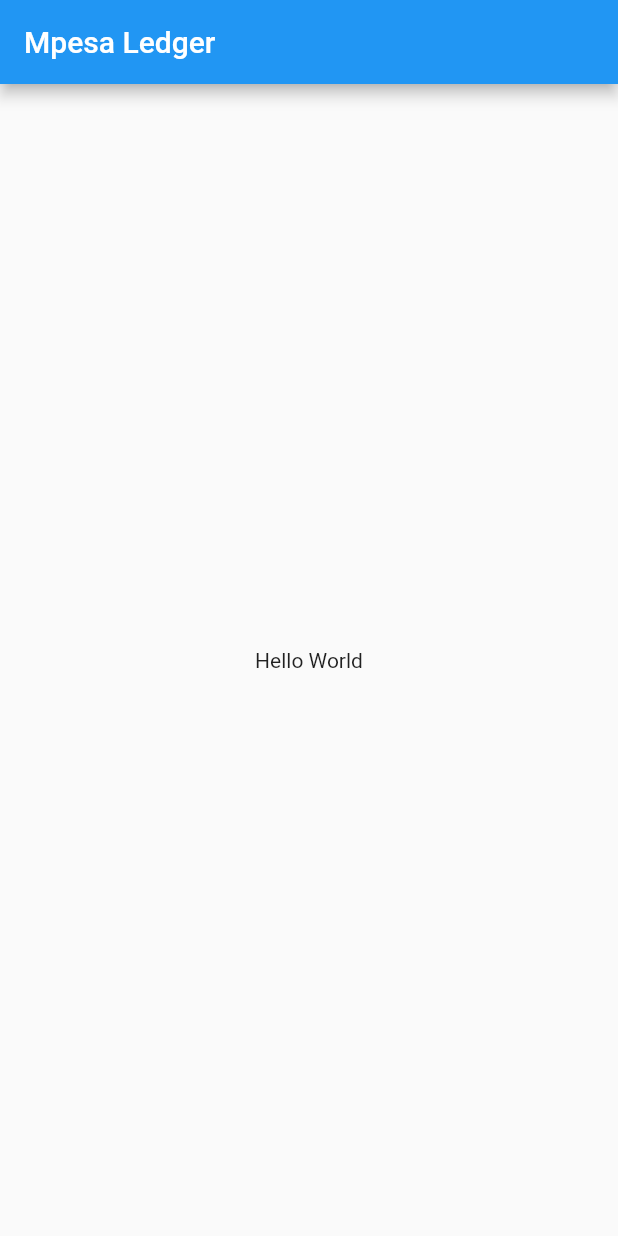
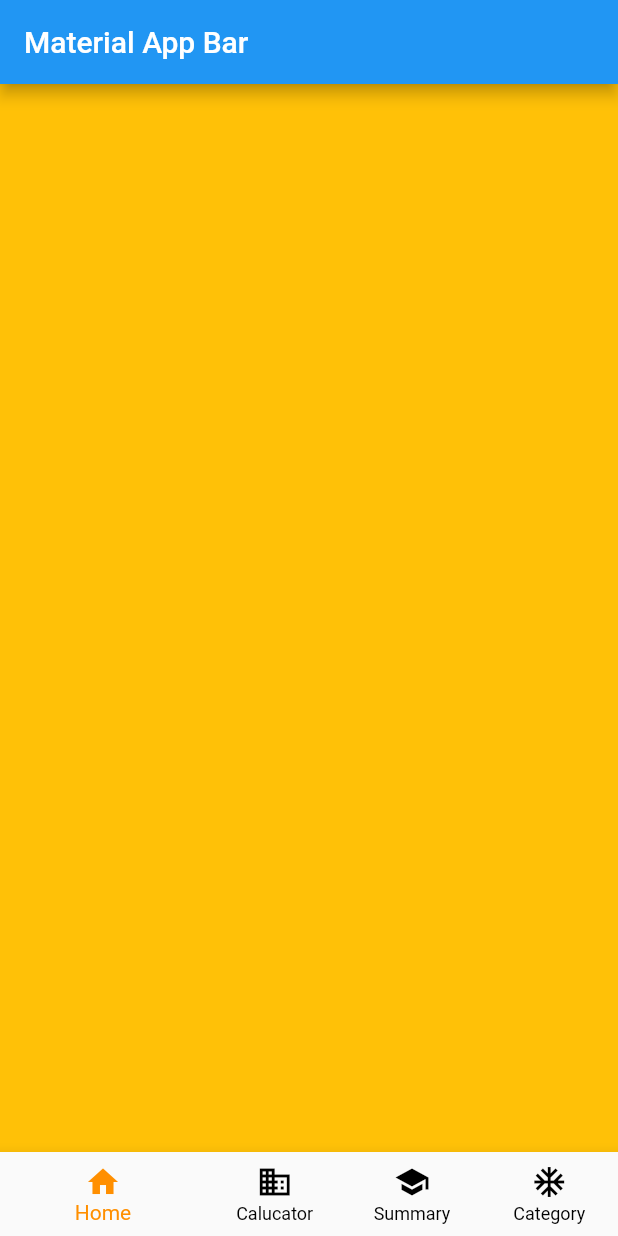
Before and after one commit to victormwenda/Mpesa-Ledger, a Flutter app: the screen it shows after launch, on a phone screen of 412 x 824 dp. Run offline on Flutter 3.47's test engine with Material 2 defaults, Android fonts, the phone set to English and light mode, and no system bars.

Commit message:
Made home, calculator, summary and category screens

```diff
--- a/lib/main.dart
+++ b/lib/main.dart
@@ -1,20 +1,28 @@
 import 'package:flutter/material.dart';
+import 'package:mpesa_ledger_flutter/screens/home/index.dart';
+import 'package:mpesa_ledger_flutter/widgets/bottom_navigation.dart';
 
 void main() => runApp(App());
 
 class App extends StatelessWidget {
+  final navigatorKey = GlobalKey<NavigatorState>();
+
   @override
   Widget build(BuildContext context) {
     return MaterialApp(
+      title: 'Material App',
       home: Scaffold(
         appBar: AppBar(
-          title: Text('Mpesa Ledger'),
+          title: Text('Material App Bar'),
         ),
-        body: Center(
-          child: Container(
-            child: Text('Hello World'),
-          ),
+        body: Navigator(
+          key: navigatorKey,
+          onGenerateRoute: (route) => MaterialPageRoute(
+                settings: route,
+                builder: (context) => Home(),
+              ),
         ),
+        bottomNavigationBar: BottomNavigationBarWidget(navigatorKey),
       ),
     );
   }
--- /dev/null
+++ b/lib/screens/home/index.dart
@@ -0,0 +1,23 @@
+import 'package:flutter/material.dart';
+import 'package:mpesa_ledger_flutter/screens/calculator/index.dart';
+import 'package:mpesa_ledger_flutter/widgets/bottom_navigation.dart';
+
+class Home extends StatefulWidget {
+  @override
+  _HomeState createState() => _HomeState();
+}
+
+class _HomeState extends State<Home> {
+  @override
+  Widget build(BuildContext context) {
+    return Column(
+      children: <Widget>[
+        Expanded(
+          child: Container(
+            color: Colors.amber,
+          )
+        )
+      ],
+    );
+  }
+}
--- /dev/null
+++ b/lib/widgets/bottom_navigation.dart
@@ -0,0 +1,61 @@
+import 'package:flutter/material.dart';
+import 'package:mpesa_ledger_flutter/screens/calculator/index.dart';
+import 'package:mpesa_ledger_flutter/screens/category/index.dart';
+import 'package:mpesa_ledger_flutter/screens/home/index.dart';
+import 'package:mpesa_ledger_flutter/screens/summary/index.dart';
+
+class BottomNavigationBarWidget extends StatefulWidget {
+  final GlobalKey<NavigatorState> navigatorKey;
+
+  BottomNavigationBarWidget(this.navigatorKey);
+
+  @override
+  _BottomNavigationBarWidgetState createState() =>
+      _BottomNavigationBarWidgetState();
+}
+
+class _BottomNavigationBarWidgetState extends State<BottomNavigationBarWidget> {
+  int _selectedIndex = 0;
+  List routes = [Home(), Calculator(), Summary(), Category()];
+
+  void _onItemTapped(int index) {
+    setState(() {
+      _selectedIndex = index;
+      push(MaterialPageRoute(builder: (context) => routes[index]));
+      print(_selectedIndex);
+    });
+  }
+
+  Future<void> push(Route route) {
+    return widget.navigatorKey.currentState.push(route);
+  }
+
+  @override
+  Widget build(BuildContext context) {
+    return BottomNavigationBar(
+      items: const <BottomNavigationBarItem>[
+        BottomNavigationBarItem(
+          icon: Icon(Icons.home),
+          title: Text('Home'),
+        ),
+        BottomNavigationBarItem(
+          icon: Icon(Icons.business),
+          title: Text('Calucator'),
+        ),
+        BottomNavigationBarItem(
+          icon: Icon(Icons.school),
+          title: Text('Summary'),
+        ),
+        BottomNavigationBarItem(
+          icon: Icon(Icons.ac_unit),
+          title: Text('Category'),
+        ),
+      ],
+      currentIndex: _selectedIndex,
+      showUnselectedLabels: true,
+      selectedItemColor: Colors.amber[800],
+      unselectedItemColor: Colors.black,
+      onTap: _onItemTapped,
+    );
+  }
+}
```
Also changed, not shown: lib/screens/calculator/index.dart (added, +22 -0 lines), lib/screens/category/index.dart (added, +21 -0 lines), lib/screens/summary/index.dart (added, +21 -0 lines).
